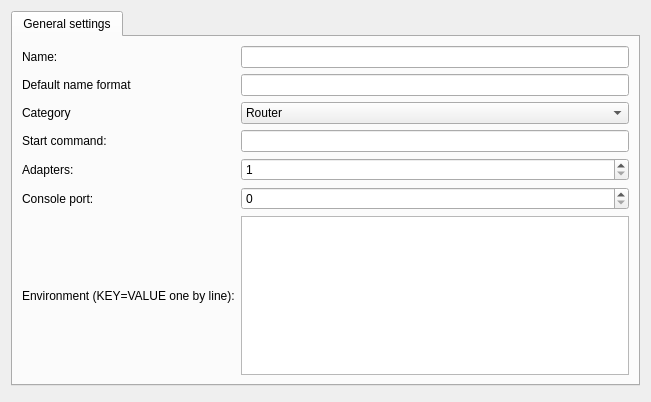
Above: gns3/modules/docker/ui/docker_vm_configuration_page.ui from GNS3/gns3-gui before the change. Below: the same form after it.
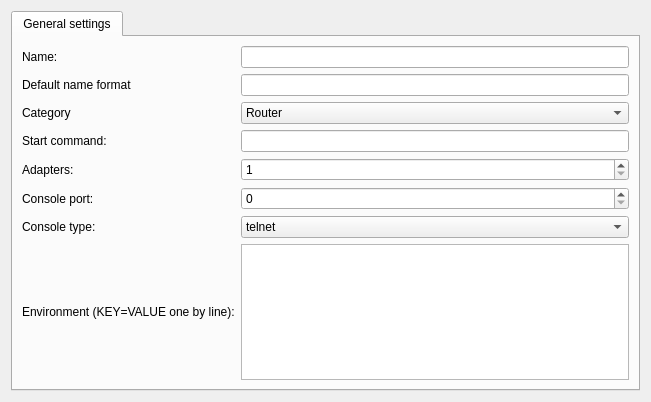
That is the form after the change.

Commit message:
VNC support for Docker
Fix #947

Diff of the .ui file:
```diff
--- a/gns3/modules/docker/ui/docker_vm_configuration_page.ui
+++ b/gns3/modules/docker/ui/docker_vm_configuration_page.ui
@@ -24,6 +24,9 @@
        <string>General settings</string>
       </attribute>
       <layout class="QGridLayout" name="gridLayout">
+       <item row="7" column="1">
+        <widget class="QTextEdit" name="uiEnvironmentTextEdit"/>
+       </item>
        <item row="3" column="0">
         <widget class="QLabel" name="uiCMDLabel">
          <property name="text">
@@ -38,7 +41,7 @@
          </property>
         </widget>
        </item>
-       <item row="6" column="0">
+       <item row="7" column="0">
         <widget class="QLabel" name="uiEnvironmentLabel">
          <property name="text">
           <string>Environment (KEY=VALUE one by line):</string>
@@ -127,7 +130,25 @@
         </widget>
        </item>
        <item row="6" column="1">
-        <widget class="QTextEdit" name="uiEnvironmentTextEdit"/>
+        <widget class="QComboBox" name="uiConsoleTypeComboBox">
+         <item>
+          <property name="text">
+           <string>telnet</string>
+          </property>
+         </item>
+         <item>
+          <property name="text">
+           <string>vnc</string>
+          </property>
+         </item>
+        </widget>
+       </item>
+       <item row="6" column="0">
+        <widget class="QLabel" name="uiConsoleTypeLabel">
+         <property name="text">
+          <string>Console type:</string>
+         </property>
+        </widget>
        </item>
       </layout>
      </widget>
```
Left out of the diff: 14 changed lines with no effect on the pictures. The commit also changes 9 other files.
